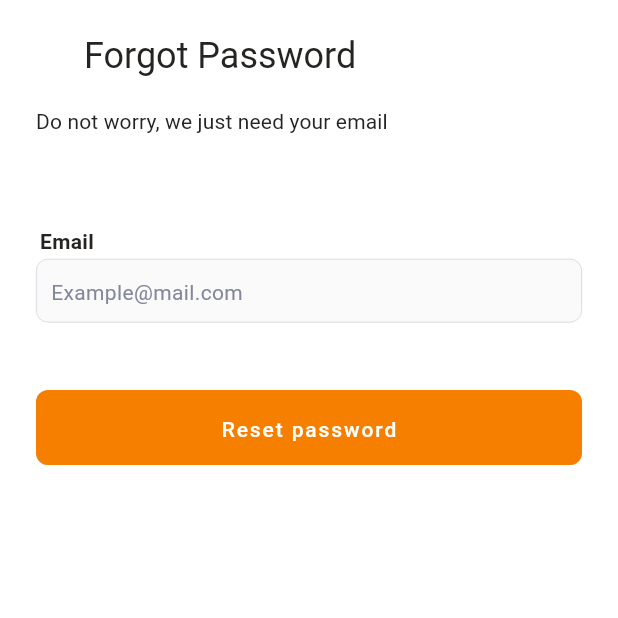
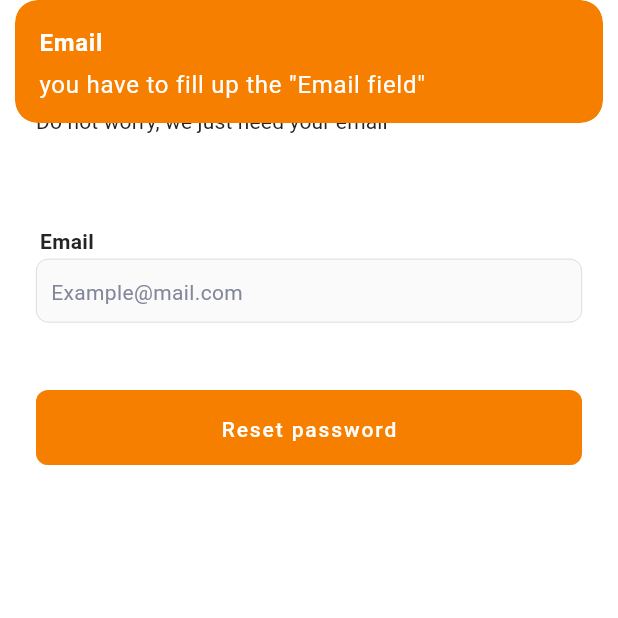
Before and after one commit to sina-moradbakhti/rewear, a Flutter app: the ForgotPassword screen opened by its route, after a tap on "Reset password", on a phone screen of 412 x 824 dp, the top half of it. Run offline on Flutter 3.47's test engine with Material 2 defaults, Android fonts, the phone set to English and light mode, and no system bars; our stand-ins replace cloud_firestore, firebase_auth, firebase_core, firebase_storage, flutter_svg, geolocator and 5 more; missing offline and left inert: ms_material_color, record; accounts and stored records are empty.

Commit message:
new update - mandotary fields - new catalogues and requests pages - ...

```diff
--- a/lib/blocs/forgotPassword.bloc.dart
+++ b/lib/blocs/forgotPassword.bloc.dart
@@ -1,10 +1,43 @@
+import 'package:firebase_auth/firebase_auth.dart';
 import 'package:get/get.dart';
+import 'package:rewear/config/app_init.dart';
+import 'package:rewear/models/errorException.dart';
 import 'package:rewear/models/userType.enum.dart';
 
 class ForgotPasswordBloc extends GetxController {
   Rx<UserType> selectedUserType = UserType.customer.obs;
+  RxString email = ''.obs;
+  RxBool loading = false.obs;
+  RxBool showWarning = false.obs;
 
   void changeUserType(UserType type) {
     selectedUserType.value = type;
   }
+
+  Future<void> forgotPassword() async {
+    if (email.isEmpty) {
+      AppInit().handleError(MyErrorException(
+          message: 'you have to fill up the "Email field"', title: 'Email'));
+      return;
+    }
+    if (!email.value.isEmail) {
+      AppInit().handleError(MyErrorException(
+          message: 'Enter a valid email address', title: 'Email'));
+      return;
+    }
+
+    loading.value = true;
+    try {
+      await FirebaseAuth.instance.sendPasswordResetEmail(email: email.value);
+      AppInit().handleError(MyErrorException(
+          message: 'the reset password link is sent to your email',
+          title: 'Successfully Sent'));
+      loading.value = false;
+      showWarning.value = true;
+    } catch (er) {
+      AppInit().handleError(er);
+      loading.value = false;
+      return;
+    }
+  }
 }
--- a/lib/blocs/signup.bloc.dart
+++ b/lib/blocs/signup.bloc.dart
@@ -1,12 +1,9 @@
 import 'package:firebase_auth/firebase_auth.dart' as fbAuth;
-import 'package:firebase_messaging/firebase_messaging.dart';
 import 'package:get/get.dart';
 import 'package:rewear/config/app_init.dart';
 import 'package:rewear/generals/routes.dart';
 import 'package:rewear/models/errorException.dart';
-import 'package:rewear/models/user.dart';
 import 'package:rewear/models/userType.enum.dart';
-import 'package:rewear/services/firestore.services.dart';
 
 class SignupBloc extends GetxController {
   Rx<UserType> selectedUserType = UserType.customer.obs;
--- a/lib/config/app_init.dart
+++ b/lib/config/app_init.dart
@@ -106,7 +106,7 @@ class AppInit {
       // Geolocating
       final geolocatedModel =
           await GeneralServices().geoCoding(AppInit().user.position!);
-      user.address = geolocatedModel?.addr;
+      if (user.role == UserType.customer) user.address = geolocatedModel?.addr;
       user.city = geolocatedModel?.city;
       user.country = geolocatedModel?.country;
 
--- a/lib/generals/routes.dart
+++ b/lib/generals/routes.dart
@@ -14,4 +14,6 @@ class MyRoutes {
   static const String search = '/search';
   static const String profile = '/profile';
   static const String tailorsNearby = '/tailors-nearby';
+  static const String requests = '/requests';
+  static const String catalogues = '/catalogues';
 }
--- a/lib/generals/strings.dart
+++ b/lib/generals/strings.dart
@@ -56,10 +56,15 @@ class MyStrings {
   // Settings
   static const String search_title = 'Search';
 
+  // Requests
+  static const String requests_title = 'Requests';
+
+  // Catalogues
+  static const String catalogues_title = 'Catalogues';
+
   // Profile
 
   // Tailory Profile
-
 
   // Generals
   static const String termsCondition = 'Terms and condition';
--- a/lib/main.dart
+++ b/lib/main.dart
@@ -12,6 +12,7 @@ import 'package:rewear/views/profile/view.dart';
 import 'package:rewear/views/promotion/view.dart';
 import 'package:rewear/views/redesign/view.dart';
 import 'package:rewear/views/repair/view.dart';
+import 'package:rewear/views/requests/view.dart';
 import 'package:rewear/views/search/view.dart';
 import 'package:rewear/views/settings/view.dart';
 import 'package:rewear/views/signUp/view.dart';
@@ -48,6 +49,8 @@ class MyApp extends StatelessWidget {
           GetPage(name: MyRoutes.settings, page: () => Settings()),
           GetPage(name: MyRoutes.search, page: () => Search()),
           GetPage(name: MyRoutes.profile, page: () => Profile()),
+          GetPage(name: MyRoutes.requests, page: () => Requests()),
+          GetPage(name: MyRoutes.catalogues, page: () => Requests()),
           GetPage(
               name: MyRoutes.tailorsNearby, page: () => const TailorsNearby()),
         ],
--- a/lib/views/forgotPassword/view.dart
+++ b/lib/views/forgotPassword/view.dart
@@ -2,12 +2,12 @@ import 'package:flutter/material.dart';
 import 'package:get/get.dart';
 import 'package:rewear/blocs/forgotPassword.bloc.dart';
 import 'package:rewear/generals/buttons.dart';
+import 'package:rewear/generals/colors.dart';
 import 'package:rewear/generals/constants.dart';
-import 'package:rewear/generals/iconly_font_icons.dart';
-import 'package:rewear/generals/routes.dart';
 import 'package:rewear/generals/strings.dart';
 import 'package:rewear/generals/textfields.dart';
 import 'package:rewear/generals/widgets/customAppbar.widget.dart';
+import 'package:rewear/generals/widgets/loading.widget.dart';
 
 class ForgotPassword extends StatelessWidget {
   ForgotPassword({Key? key}) : super(key: key);
@@ -42,8 +42,9 @@ class ForgotPassword extends StatelessWidget {
                   child: Column(
                     mainAxisAlignment: MainAxisAlignment.center,
                     crossAxisAlignment: CrossAxisAlignment.start,
-                    children: const [
+                    children: [
                       MyTextfield(
+                          onChanges: (newVal) => bloc.email.value = newVal,
                           title: MyStrings.signup_email_text,
                           hint: 'Example@mail.com'),
                     ],
@@ -51,9 +52,13 @@ class ForgotPassword extends StatelessWidget {
                 ),
                 Padding(
                   padding: const EdgeInsets.only(top: 30),
-                  child: MyPrimaryButton(
-                      onPressed: () {}, title: MyStrings.fgp_button),
+                  child: Obx(() => bloc.loading.value
+                      ? const Center(child: MyLoading())
+                      : MyPrimaryButton(
+                          onPressed: bloc.forgotPassword,
+                          title: MyStrings.fgp_button)),
                 ),
+                _warningWidget
               ],
             ),
           ),
@@ -61,4 +66,47 @@ class ForgotPassword extends StatelessWidget {
       ),
     );
   }
+
+  Widget get _warningWidget => Obx(() => bloc.showWarning.value
+      ? Padding(
+          padding: const EdgeInsets.only(top: 30),
+          child: Row(
+            mainAxisAlignment: MainAxisAlignment.start,
+            crossAxisAlignment: CrossAxisAlignment.center,
+            children: [
+              SizedBox(
+                  width: 20,
+                  child: Icon(
+                    Icons.warning_amber_rounded,
+                    size: 20,
+                    color: MyColors.darkGrey,
+                  )),
+              Expanded(
+                child: Padding(
+                  padding: const EdgeInsets.only(left: 20),
+                  child: RichText(
+                    text: TextSpan(
+                        style: Get.theme.textTheme.bodyText2!.copyWith(
+                          color: MyColors.darkGrey,
+                        ),
+                        children: const [
+                          TextSpan(text: "If you didn't get a "),
+                          TextSpan(
+                              style: TextStyle(fontWeight: FontWeight.bold),
+                              text: "'Reset Password'"),
+                          TextSpan(
+                              text:
+                                  " email yet, just you'd better to check your "),
+                          TextSpan(
+                              text: "'Spam'",
+                              style: TextStyle(fontWeight: FontWeight.bold)),
+                          TextSpan(text: " folder as well.")
+                        ]),
+                  ),
+                ),
+              )
+            ],
+          ),
+        )
+      : Container());
 }
--- a/lib/views/profile/view.dart
+++ b/lib/views/profile/view.dart
@@ -99,6 +99,8 @@ class Profile extends StatelessWidget {
         Obx(() => LocationCoordinatorWidget(
               onTapped: bloc.coordinateLocation,
               loading: bloc.coordinatingLocation.value,
+              active:
+                  (bloc.locationIsSet.value || bloc.app.user.position != null),
             )),
       ];
 
```
Also changed, not shown: lib/blocs/home.bloc.dart (+13 -5 lines), lib/blocs/profile.bloc.dart (+8 -4 lines), lib/generals/modals/shouldUpdateProfile.modal.dart (+35 -3 lines), lib/generals/widgets/badge.widget.dart (added, +20 -0 lines), lib/generals/widgets/locationCoordinator.widget.dart (+12 -7 lines), lib/models/user.dart (+8 -2 lines), lib/views/catalouges/view.dart (added, +25 -0 lines), lib/views/findServices/sellerService.widget.dart (+5 -3 lines), lib/views/findServices/serviceItem.widget.dart (+19 -5 lines), lib/views/requests/view.dart (added, +25 -0 lines).
